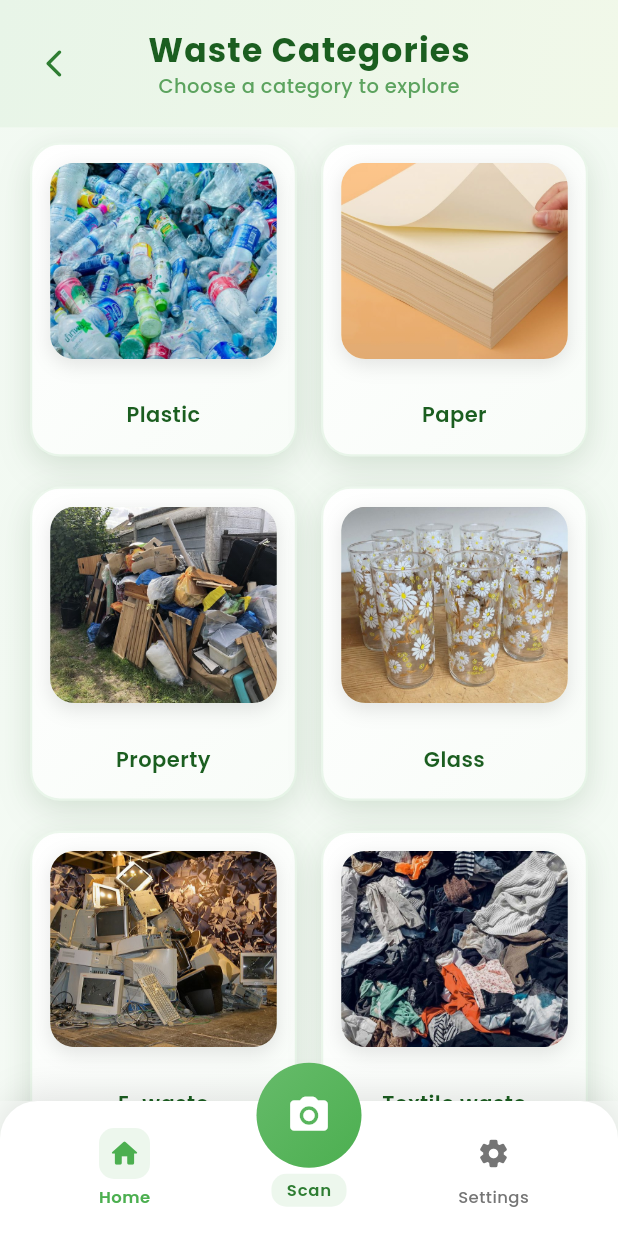
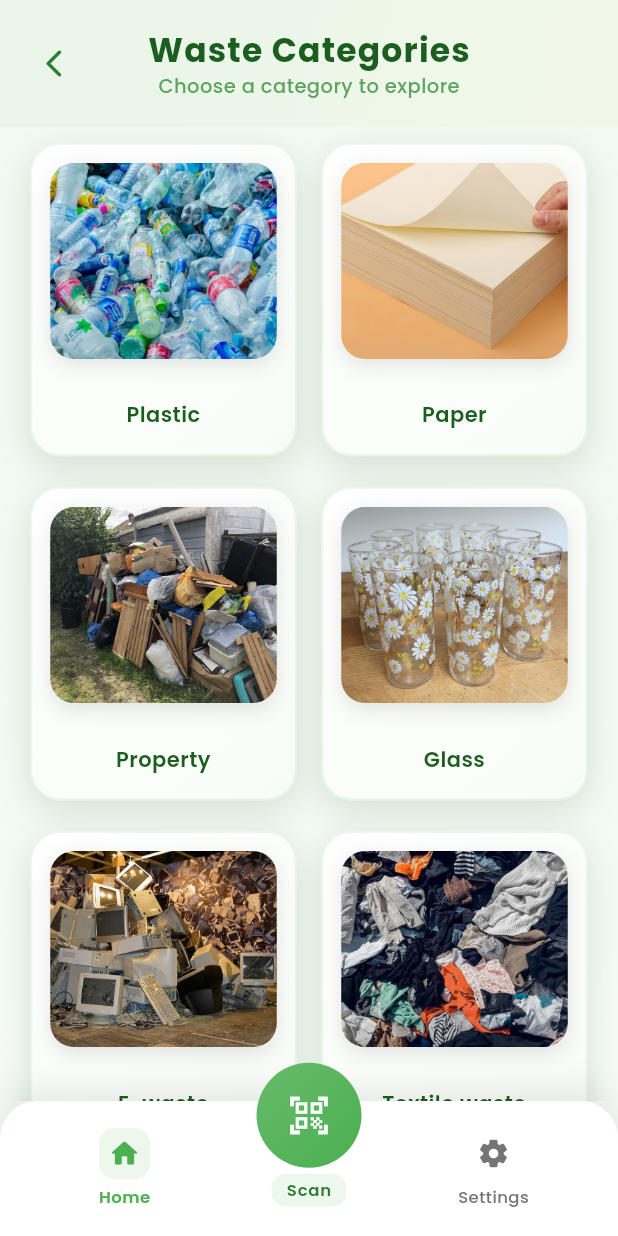
Before and after one commit to yephonekyaw/trasholini, a Flutter app: the CategoriesScreen screen opened by its route, on a phone screen of 412 x 824 dp. Run offline on Flutter 3.47's test engine with Material 3 defaults, Android fonts, the phone set to English and light mode, and no system bars; our stand-ins replace flutter_riverpod, go_router, google_fonts.

Commit message:
fix scanner icon

```diff
--- a/flutter_client/lib/presentations/category/category_page.dart
+++ b/flutter_client/lib/presentations/category/category_page.dart
@@ -192,7 +192,7 @@ class CategoriesScreen extends ConsumerWidget {
               borderRadius: BorderRadius.circular(35),
               onTap: () => _onBottomNavTap(context, 1),
               child: const Icon(
-                Icons.camera_alt_rounded,
+                Icons.qr_code_scanner,
                 color: Colors.white,
                 size: 30,
               ),
```
